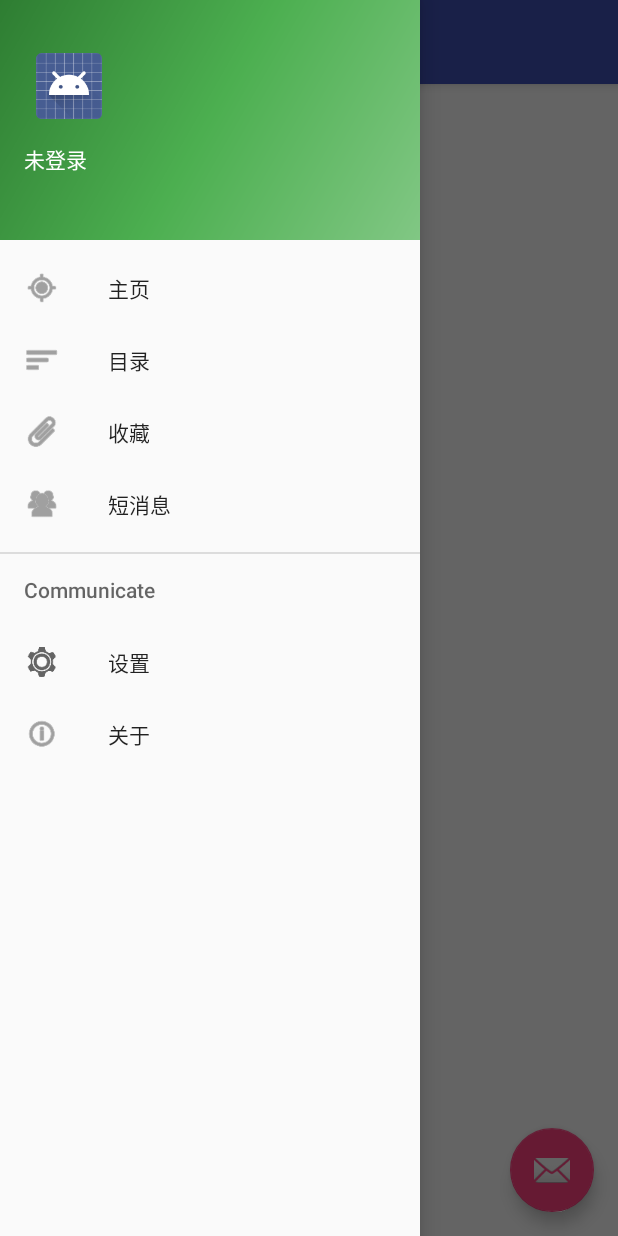
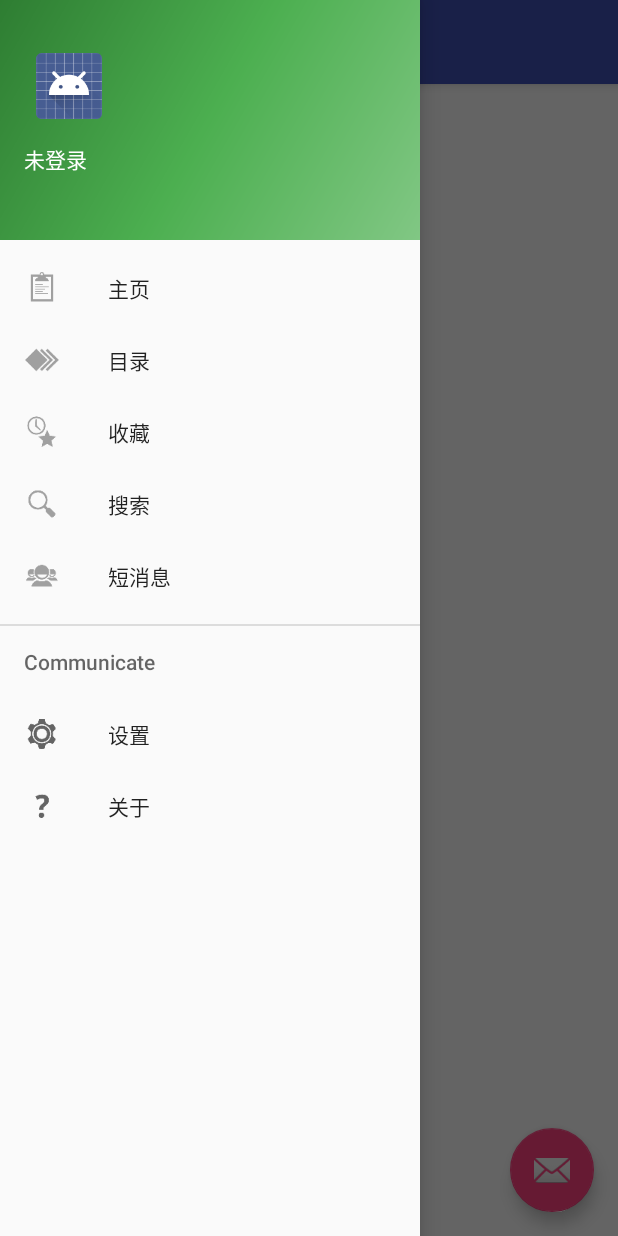
Before and after one commit to yueying0083/PediyForum, an Android app: the screen it shows after launch (MainActivity), with the side drawer open, on a phone screen of 412 x 824 dp. Run offline under Robolectric (Android 15) with nearby library versions, the phone set to English and light mode, and no system bars; our stand-ins replace ButterKnife, CircleImageView, EventBus; libraries missing offline, so code that uses them is left out: com.loopj.android, com.nostra13.universalimageloader, cz.msebera.android; 6 statements that could not run were skipped.

Commit message:
修改首页图标

```diff
--- a/app/src/main/res/menu/activity_main_drawer.xml
+++ b/app/src/main/res/menu/activity_main_drawer.xml
@@ -14,6 +14,10 @@
             android:id="@+id/nav_collection"
             android:icon="@mipmap/ic_collection"
             android:title="收藏" />
+        <item
+            android:id="@+id/nav_search"
+            android:icon="@mipmap/ic_search"
+            android:title="搜索" />
         <item
             android:id="@+id/nav_manage"
             android:icon="@mipmap/ic_message"
```
Also changed, not shown: app/src/main/res/mipmap-xxhdpi/ic_about.png, app/src/main/res/mipmap-xxhdpi/ic_collection.png, app/src/main/res/mipmap-xxhdpi/ic_main.png, app/src/main/res/mipmap-xxhdpi/ic_menu.png, app/src/main/res/mipmap-xxhdpi/ic_message.png, app/src/main/res/mipmap-xxhdpi/ic_search.png (added), app/src/main/res/mipmap-xxhdpi/ic_settings.png.
